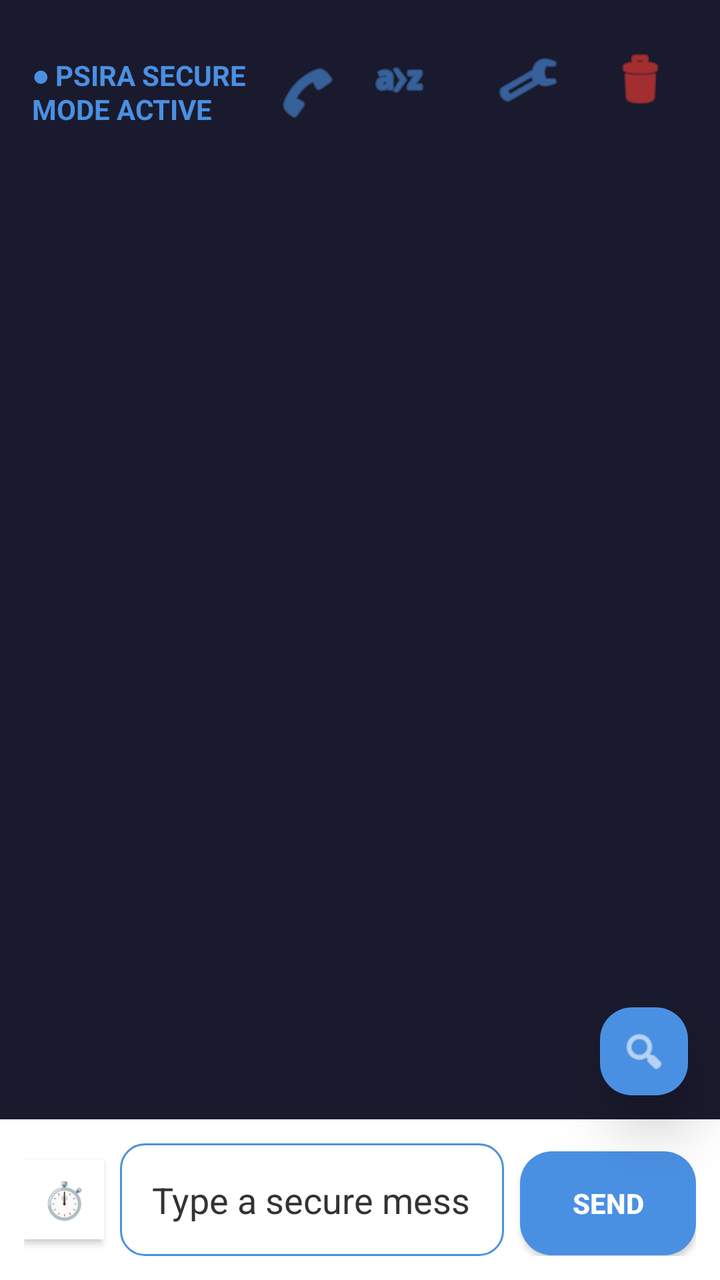
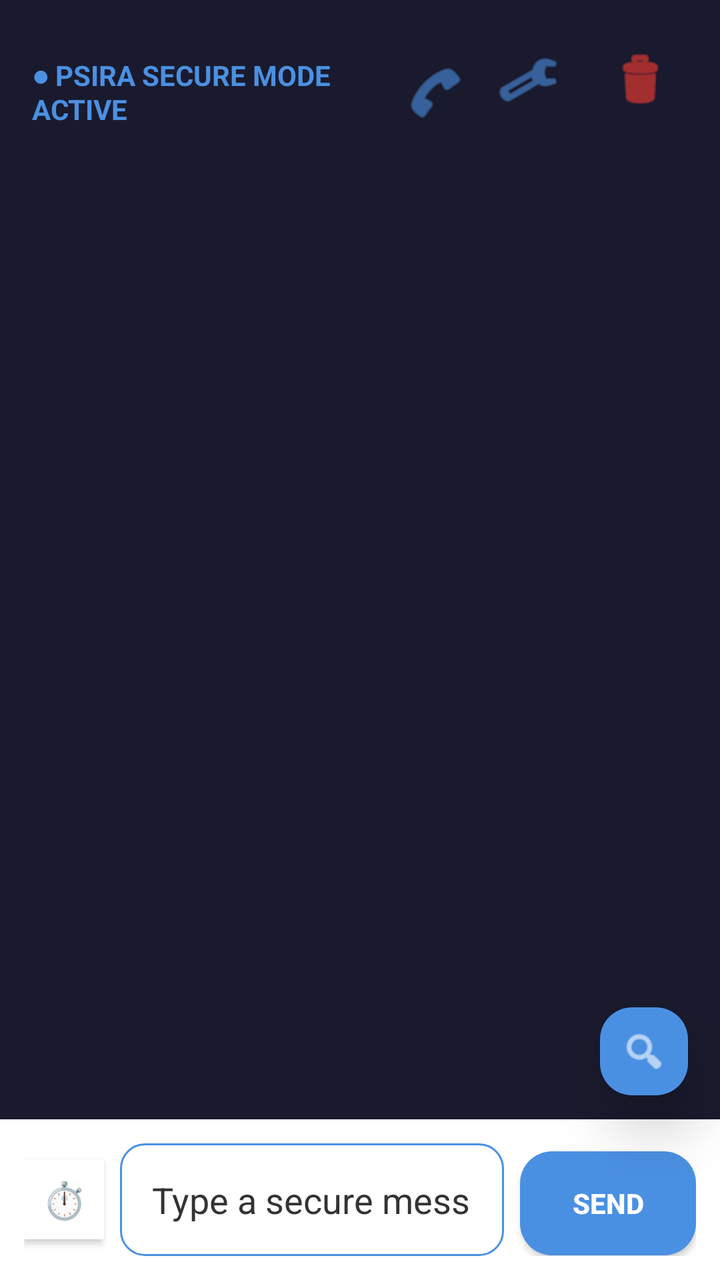

The first picture is an Android layout as it rendered before a commit; the second is the same layout after the commit. The layout source and the unified diff follow.
<!-- AndroidManifest.xml: application theme Theme.PsiRa -->
<!-- res/layout/activity_chat.xml -->
<?xml version="1.0" encoding="utf-8"?>
<androidx.constraintlayout.widget.ConstraintLayout
    xmlns:android="http://schemas.android.com/apk/res/android"
    xmlns:app="http://schemas.android.com/apk/res-auto"
    android:id="@+id/chatBg"
    android:layout_width="match_parent"
    android:layout_height="match_parent"
    android:fitsSystemWindows="true"
    android:background="#1A1A2E">

    <ImageButton
        android:id="@+id/btnWipeChat"
        android:layout_width="48dp"
        android:layout_height="48dp"
        android:layout_margin="16dp"
        android:background="?attr/selectableItemBackgroundBorderless"
        android:src="@android:drawable/ic_menu_delete"
        android:contentDescription="Wipe Chat"
        app:tint="#FF3B30"
        app:layout_constraintTop_toTopOf="parent"
        app:layout_constraintEnd_toEndOf="parent" />

    <ImageButton
        android:id="@+id/btnSettings"
        android:layout_width="48dp"
        android:layout_height="48dp"
        android:layout_marginTop="16dp"
        android:layout_marginBottom="16dp"
        android:layout_marginEnd="8dp"
        android:background="?attr/selectableItemBackgroundBorderless"
        android:src="@android:drawable/ic_menu_preferences"
        android:contentDescription="Settings"
        app:tint="?attr/colorPrimary"
        app:layout_constraintTop_toTopOf="parent"
        app:layout_constraintEnd_toStartOf="@id/btnWipeChat" />

    <ImageButton
        android:id="@+id/btnLearningPage"
        android:layout_width="48dp"
        android:layout_height="48dp"
        android:layout_margin="16dp"
        android:background="?attr/selectableItemBackgroundBorderless"
        android:src="@android:drawable/ic_menu_sort_alphabetically"
        android:contentDescription="Alphabet Learning"
        app:tint="?attr/colorPrimary"
        app:layout_constraintTop_toTopOf="parent"
        app:layout_constraintEnd_toStartOf="@id/btnSettings" />

    <TextView
        android:id="@+id/secureStatusText"
        android:layout_width="0dp"
        android:layout_height="wrap_content"
        android:text="● PSIRA SECURE MODE ACTIVE"
        android:textColor="?attr/colorPrimary"
        android:textSize="14sp"
        android:textStyle="bold"
        android:layout_marginTop="28dp"
        android:layout_marginStart="16dp"
        app:layout_constraintTop_toTopOf="parent"
        app:layout_constraintStart_toStartOf="parent"
        app:layout_constraintEnd_toStartOf="@id/btnVoiceCall" />

    <ImageButton
        android:id="@+id/btnVoiceCall"
        android:layout_width="45dp"
        android:layout_height="45dp"
        android:background="?attr/selectableItemBackgroundBorderless"
        android:src="@android:drawable/ic_menu_call"
        android:contentDescription="Voice Call"
        app:tint="?attr/colorPrimary"
        app:layout_constraintTop_toTopOf="@id/secureStatusText"
        app:layout_constraintBottom_toBottomOf="@id/secureStatusText"
        app:layout_constraintEnd_toStartOf="@id/btnLearningPage" />

    <androidx.recyclerview.widget.RecyclerView
        android:id="@+id/recyclerView"
        android:layout_width="0dp"
        android:layout_height="0dp"
        app:layout_constraintTop_toBottomOf="@+id/secureStatusText"
        app:layout_constraintBottom_toTopOf="@id/tvTypingIndicator"
        app:layout_constraintStart_toStartOf="parent"
        app:layout_constraintEnd_toEndOf="parent"
        android:padding="16dp"
        android:clipToPadding="false"/>

    <TextView
        android:id="@+id/tvTypingIndicator"
        android:layout_width="match_parent"
        android:layout_height="wrap_content"
        android:text="Agent is typing..."
        android:textSize="12sp"
        android:textStyle="italic"
        android:textColor="?attr/colorAccent"
        android:visibility="gone"
        android:paddingStart="16dp"
        android:layout_marginBottom="8dp"
        app:layout_constraintBottom_toTopOf="@id/bottomInputBar"
        app:layout_constraintStart_toStartOf="parent" />

    <LinearLayout
        android:id="@+id/bottomInputBar"
        android:layout_width="0dp"
        android:layout_height="wrap_content"
        android:orientation="horizontal"
        android:padding="12dp"
        android:background="?attr/colorSurface"
        android:elevation="8dp"
        app:layout_constraintBottom_toBottomOf="parent"
        app:layout_constraintStart_toStartOf="parent"
        app:layout_constraintEnd_toEndOf="parent">

        <ToggleButton
            android:id="@+id/toggleBurn"
            android:layout_width="40dp"
            android:layout_height="40dp"
            android:textOn="🔥"
            android:textOff="⏱️"
            android:checked="false"
            android:layout_gravity="center_vertical"
            android:background="?attr/colorSurface"
            android:textColor="?attr/colorOnSurface"
            android:textSize="18sp"
            android:layout_marginEnd="8dp"/>

        <EditText
            android:id="@+id/editMessage"
            android:layout_width="0dp"
            android:layout_height="wrap_content"
            android:layout_weight="1"
            android:hint="Type a secure message..."
            android:textColorHint="?attr/colorOnBackground"
            android:textColor="?attr/colorOnBackground"
            android:padding="16dp"
            android:background="@drawable/bg_rounded_input"
            android:inputType="textShortMessage" />

        <Button
            android:id="@+id/btnSend"
            android:layout_width="wrap_content"
            android:layout_height="52dp"
            android:layout_marginStart="8dp"
            android:background="@drawable/bg_rounded_primary"
            android:textColor="?attr/colorOnPrimary"
            android:textStyle="bold"
            android:text="Send" />
    </LinearLayout>

    
    <ImageView
        android:id="@+id/btnCipherOrb"
        android:layout_width="44dp"
        android:layout_height="44dp"
        android:src="@android:drawable/ic_menu_search"
        android:alpha="1.0"
        android:background="@drawable/bg_rounded_primary"
        android:padding="10dp"
        android:elevation="16dp"
        app:tint="#FFFFFF"
        app:layout_constraintBottom_toTopOf="@id/bottomInputBar"
        app:layout_constraintEnd_toEndOf="parent"
        android:layout_marginEnd="16dp"
        android:layout_marginBottom="12dp"
        android:contentDescription="PsiRa Converter" />

</androidx.constraintlayout.widget.ConstraintLayout>
<!-- resources referenced by this layout -->
<resources>
  <!-- drawable bg_rounded_input (drawable) -->
  <?xml version="1.0" encoding="utf-8"?>
  <shape xmlns:android="http://schemas.android.com/apk/res/android"
      android:shape="rectangle">
      <corners android:radius="12dp" />
      <solid android:color="?attr/colorSurface" />
      <stroke android:width="1dp" android:color="?attr/colorPrimary" />
  </shape>
  <!-- drawable bg_rounded_primary (drawable) -->
  <?xml version="1.0" encoding="utf-8"?>
  <shape xmlns:android="http://schemas.android.com/apk/res/android"
      android:shape="rectangle">
      <corners android:radius="16dp" />
      <solid android:color="?attr/colorPrimary" />
  </shape>
  <style name="Theme.PsiRa" parent="Base.Theme.PsiRa" />
  <style name="Base.Theme.PsiRa" parent="Theme.Material3.DayNight.NoActionBar">
          
          <item name="colorPrimary">@color/colorPrimary</item>
          <item name="colorOnPrimary">@color/colorOnPrimary</item>
          <item name="android:colorBackground">@color/colorBackground</item>
          <item name="colorOnBackground">@color/colorOnBackground</item>
          <item name="colorSurface">@color/colorSurface</item>
          <item name="colorOnSurface">@color/colorOnSurface</item>
          <item name="colorAccent">@color/colorAccent</item>
          <item name="colorError">@color/colorError</item>
      </style>
  <color name="colorPrimary">#4A90E2</color>
  <color name="colorOnPrimary">#FFFFFF</color>
  <color name="colorBackground">#F5F7FA</color>
  <color name="colorOnBackground">#333333</color>
  <color name="colorSurface">#FFFFFF</color>
  <color name="colorOnSurface">#333333</color>
  <color name="colorAccent">#2FA29C</color>
  <color name="colorError">#E74C3C</color>
</resources>

<!-- the commit's change to res/layout/activity_chat.xml (unified diff, before → after) -->
@@ -34,17 +34,7 @@
         app:layout_constraintTop_toTopOf="parent"
         app:layout_constraintEnd_toStartOf="@id/btnWipeChat" />
 
-    <ImageButton
-        android:id="@+id/btnLearningPage"
-        android:layout_width="48dp"
-        android:layout_height="48dp"
-        android:layout_margin="16dp"
-        android:background="?attr/selectableItemBackgroundBorderless"
-        android:src="@android:drawable/ic_menu_sort_alphabetically"
-        android:contentDescription="Alphabet Learning"
-        app:tint="?attr/colorPrimary"
-        app:layout_constraintTop_toTopOf="parent"
-        app:layout_constraintEnd_toStartOf="@id/btnSettings" />
+
 
     <TextView
         android:id="@+id/secureStatusText"
@@ -70,7 +60,7 @@
         app:tint="?attr/colorPrimary"
         app:layout_constraintTop_toTopOf="@id/secureStatusText"
         app:layout_constraintBottom_toBottomOf="@id/secureStatusText"
-        app:layout_constraintEnd_toStartOf="@id/btnLearningPage" />
+        app:layout_constraintEnd_toStartOf="@id/btnSettings" />
 
     <androidx.recyclerview.widget.RecyclerView
         android:id="@+id/recyclerView"
